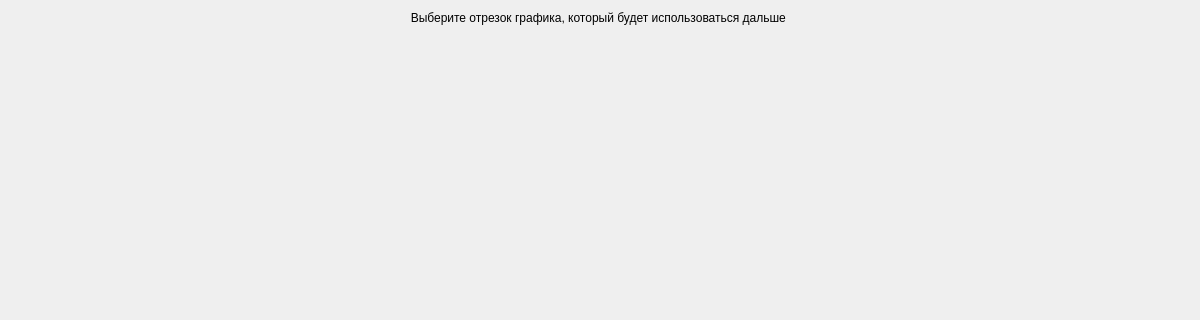
The window that correctinput.ui (geodryaev/LigaVibroLab) describes before a commit, drawn with Qt 5; both pictures show x 0 to 1200 and y 0 to 320 of the 1200 by 800 pixel window.
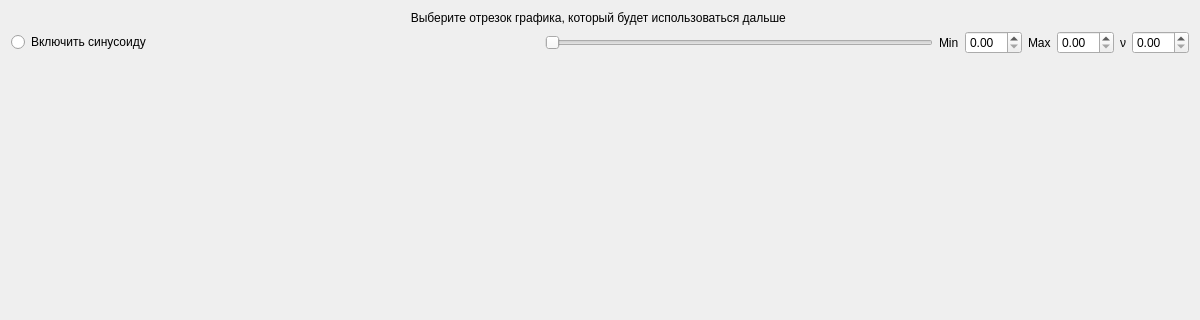
The same window after the commit.

What changed in the file:
```diff
--- a/correctinput.ui
+++ b/correctinput.ui
@@ -30,6 +30,77 @@
      </property>
     </widget>
    </item>
+   <item>
+    <layout class="QHBoxLayout" name="horizontalLayout_2">
+     <item>
+      <widget class="QRadioButton" name="cheack">
+       <property name="text">
+        <string>Включить синусоиду</string>
+       </property>
+      </widget>
+     </item>
+     <item>
+      <spacer name="horizontalSpacer_4">
+       <property name="orientation">
+        <enum>Qt::Orientation::Horizontal</enum>
+       </property>
+       <property name="sizeHint" stdset="0">
+        <size>
+         <width>40</width>
+         <height>20</height>
+        </size>
+       </property>
+      </spacer>
+     </item>
+     <item>
+      <widget class="QSlider" name="sinPosGorizont">
+       <property name="tracking">
+        <bool>true</bool>
+       </property>
+       <property name="orientation">
+        <enum>Qt::Orientation::Horizontal</enum>
+       </property>
+      </widget>
+     </item>
+     <item>
+      <widget class="QLabel" name="label_4">
+       <property name="text">
+        <string>Min</string>
+       </property>
+      </widget>
+     </item>
+     <item>
+      <widget class="QDoubleSpinBox" name="min"/>
+     </item>
+     <item>
+      <widget class="QLabel" name="label_5">
+       <property name="text">
+        <string>Max</string>
+       </property>
+      </widget>
+     </item>
+     <item>
+      <widget class="QDoubleSpinBox" name="max"/>
+     </item>
+     <item>
+      <widget class="QLabel" name="label_6">
+       <property name="text">
+        <string>ν</string>
+       </property>
+      </widget>
+     </item>
+     <item>
+      <widget class="QDoubleSpinBox" name="freq">
+       <property name="maximum">
+        <double>10.000000000000000</double>
+       </property>
+       <property name="singleStep">
+        <double>0.100000000000000</double>
+       </property>
+      </widget>
+     </item>
+    </layout>
+   </item>
    <item>
     <widget class="QWidget" name="widget" native="true">
      <property name="sizePolicy">
```
